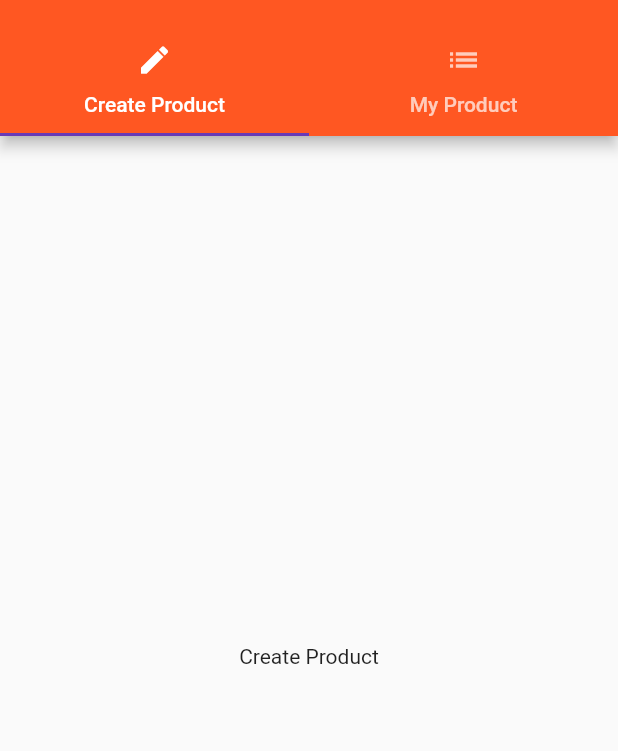
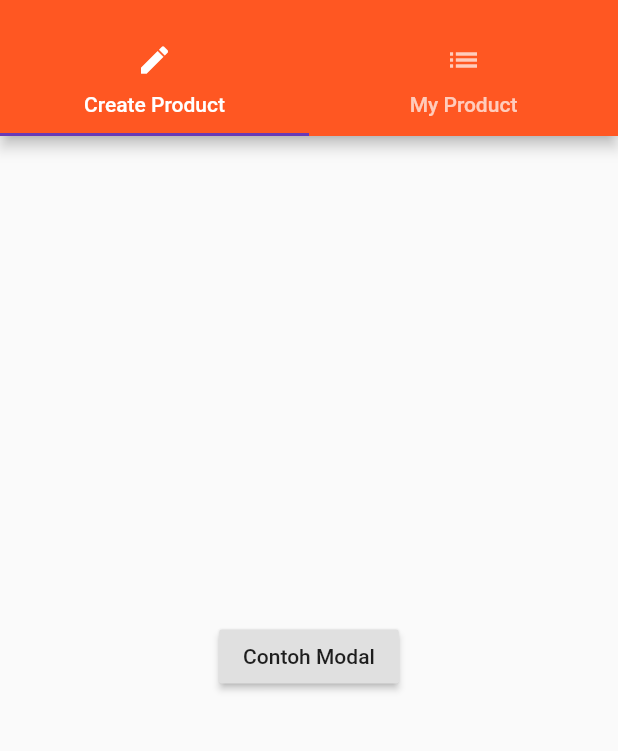
Before and after one commit to arifpurwandaru/flutter_course, a Flutter app: the ProductAdmin screen opened by its route, on a phone screen of 412 x 824 dp, the part 59-810 px from its top. Run offline on Flutter 3.47's test engine with Material 2 defaults, Android fonts, the phone set to English and light mode, and no system bars.

Commit message:
84. Showing a Modal

```diff
--- a/lib/pages/product_create.dart
+++ b/lib/pages/product_create.dart
@@ -1,8 +1,21 @@
 import 'package:flutter/material.dart';
 
-class ProductCreatePage extends StatelessWidget{
+class ProductCreatePage extends StatelessWidget {
   @override
   Widget build(BuildContext context) {
-    return Center(child: Text('Create Product'),);
+    return Center(
+      child: RaisedButton(
+        child: Text('Contoh Modal'),
+        onPressed: () {
+          showModalBottomSheet(
+              context: context,
+              builder: (BuildContext context) {
+                return Center(
+                  child: Text('This is a modal'),
+                );
+              });
+        },
+      ),
+    );
   }
 }
```
